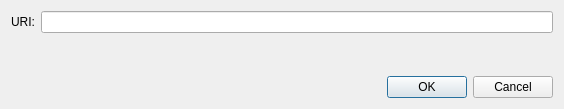
Before: the Qt Designer form src/qt/forms/openuridialog.ui in raffermeko/bitcoin, drawn with Qt 5.
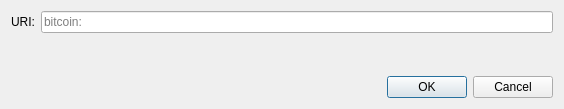
After: the same form once the commit is applied. Custom widgets are drawn as their Qt base class.

Commit message:
gui: Move static placeholder texts to forms
There was an issue around the time of Qt 4.6 when placeholder text was
introduced, that caused a compile failure when it was specified in the
form.

As a workaround the placeholder texts were moved to the code.

Qt 4 hasn't been relevant to us for ages. So move all (non-parametrized)
placeholder texts to the form files instead.

It's better to keep this kind of text content together. Makes sure
translate/no-translate status is kept as it is.

Diff of the .ui file:
```diff
--- a/src/qt/forms/openuridialog.ui
+++ b/src/qt/forms/openuridialog.ui
@@ -24,7 +24,11 @@
       </widget>
      </item>
      <item>
-      <widget class="QValidatedLineEdit" name="uriEdit"/>
+      <widget class="QValidatedLineEdit" name="uriEdit">
+       <property name="placeholderText">
+        <string notr="true">bitcoin:</string>
+       </property>
+      </widget>
      </item>
     </layout>
    </item>
```
The commit also changes 7 other files.
